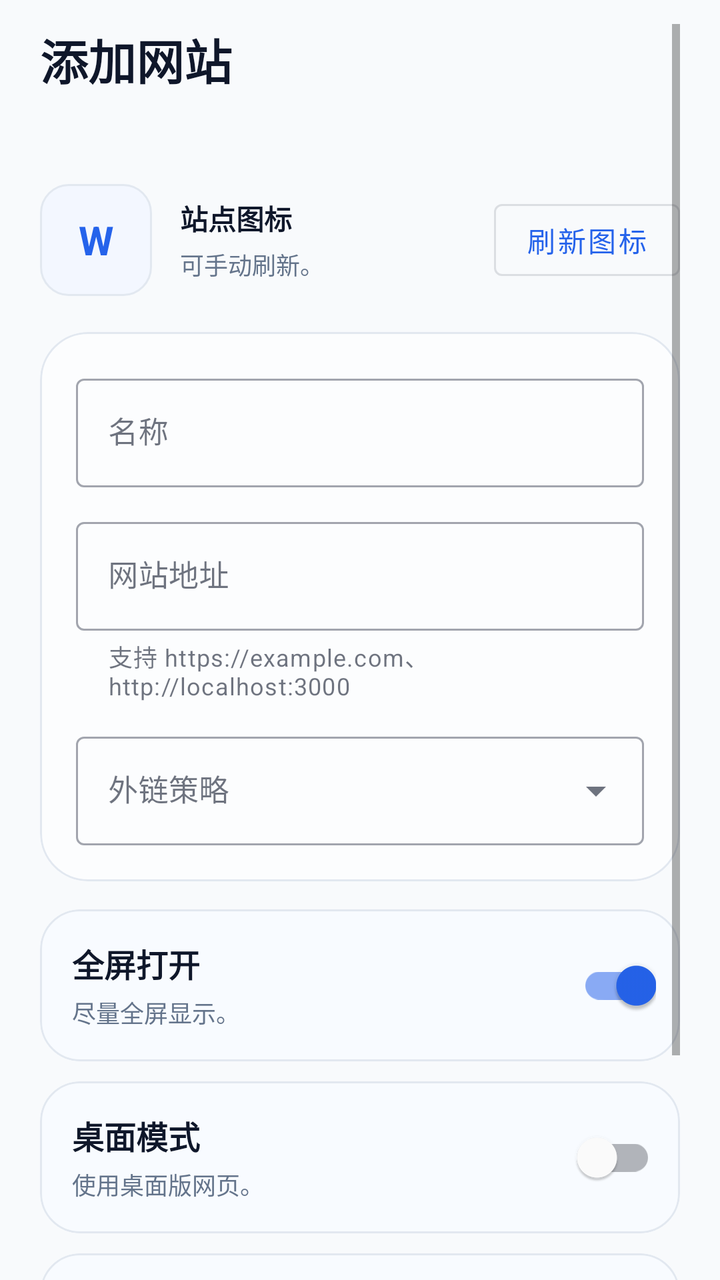
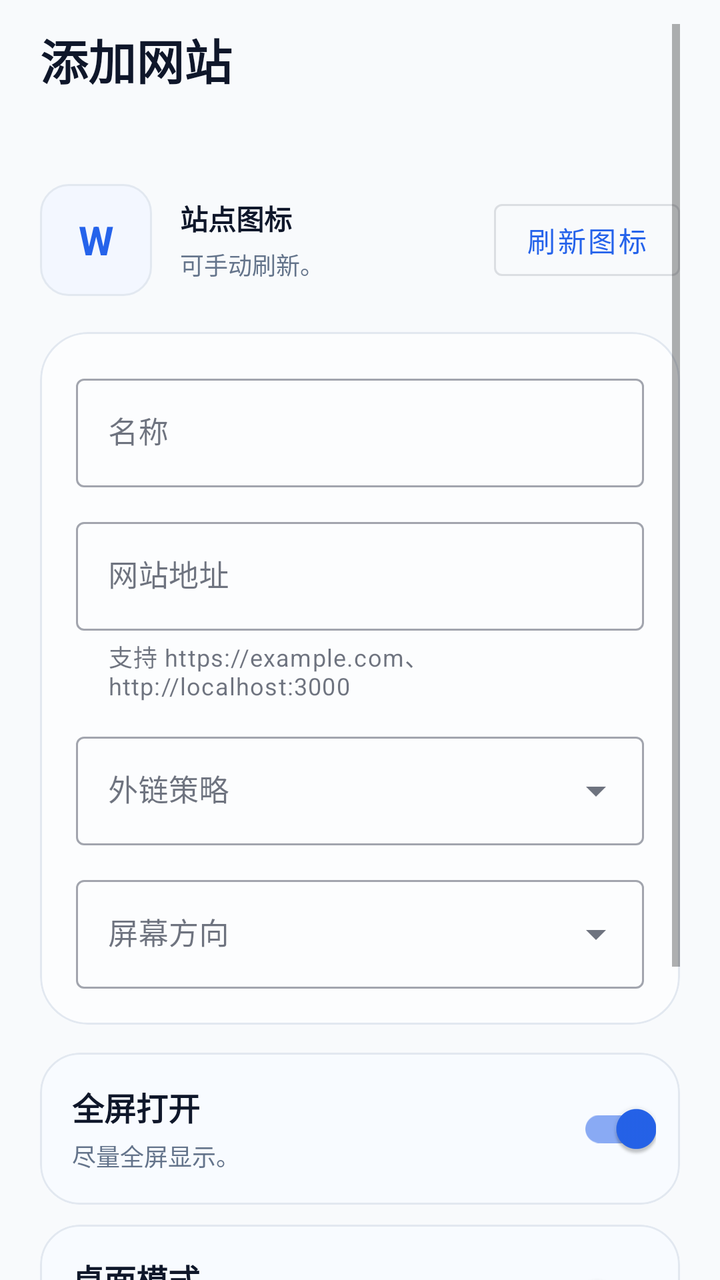

Two renders of the same Android screen: before a commit and after it. Below are the layout's source before the change and the commit's diff.
<!-- AndroidManifest.xml: activity theme Theme.JustWeb -->
<!-- res/layout/activity_edit_web_app.xml -->
<?xml version="1.0" encoding="utf-8"?>
<ScrollView xmlns:android="http://schemas.android.com/apk/res/android"
    xmlns:app="http://schemas.android.com/apk/res-auto"
    android:id="@+id/editRoot"
    android:layout_width="match_parent"
    android:layout_height="match_parent"
    android:background="@color/app_background"
    android:clipToPadding="false"
    android:fillViewport="true"
    android:paddingStart="20dp"
    android:paddingTop="12dp"
    android:paddingEnd="20dp"
    android:paddingBottom="12dp">

    <LinearLayout
        android:layout_width="match_parent"
        android:layout_height="wrap_content"
        android:orientation="vertical">

        <TextView
            android:id="@+id/textTitle"
            android:layout_width="match_parent"
            android:layout_height="wrap_content"
            android:text="添加网站"
            android:textColor="@color/text_primary"
            android:textSize="24sp"
            android:textStyle="bold" />

        <TextView
            android:id="@+id/textSubtitle"
            android:layout_width="match_parent"
            android:layout_height="wrap_content"
            android:layout_marginTop="6dp"
            android:text=""
            android:textColor="@color/text_secondary"
            android:textSize="14sp" />

        <LinearLayout
            android:layout_width="match_parent"
            android:layout_height="wrap_content"
            android:layout_marginTop="20dp"
            android:gravity="center_vertical"
            android:orientation="horizontal">

            <FrameLayout
                android:layout_width="56dp"
                android:layout_height="56dp"
                android:background="@drawable/bg_list_item">

                <ImageView
                    android:id="@+id/imageSiteIconPreview"
                    android:layout_width="match_parent"
                    android:layout_height="match_parent"
                    android:padding="8dp"
                    android:scaleType="centerCrop"
                    android:visibility="gone" />

                <TextView
                    android:id="@+id/textIconFallback"
                    android:layout_width="match_parent"
                    android:layout_height="match_parent"
                    android:gravity="center"
                    android:text="W"
                    android:textColor="@color/primary"
                    android:textSize="20sp"
                    android:textStyle="bold" />
            </FrameLayout>

            <LinearLayout
                android:layout_width="0dp"
                android:layout_height="wrap_content"
                android:layout_marginStart="14dp"
                android:layout_weight="1"
                android:orientation="vertical">

                <TextView
                    android:layout_width="match_parent"
                    android:layout_height="wrap_content"
                    android:text="站点图标"
                    android:textColor="@color/text_primary"
                    android:textSize="14sp"
                    android:textStyle="bold" />

                <TextView
                    android:id="@+id/textIconHint"
                    android:layout_width="match_parent"
                    android:layout_height="wrap_content"
                    android:layout_marginTop="4dp"
                    android:text="可手动刷新。"
                    android:textColor="@color/text_secondary"
                    android:textSize="12sp" />
            </LinearLayout>

            <com.google.android.material.button.MaterialButton
                android:id="@+id/btnRefreshIcon"
                style="?attr/materialButtonOutlinedStyle"
                android:layout_width="wrap_content"
                android:layout_height="wrap_content"
                android:text="刷新图标" />
        </LinearLayout>

        <com.google.android.material.card.MaterialCardView
            android:layout_width="match_parent"
            android:layout_height="wrap_content"
            android:layout_marginTop="18dp"
            app:cardBackgroundColor="@color/section_background"
            app:cardCornerRadius="24dp"
            app:cardElevation="0dp"
            app:strokeColor="@color/card_stroke"
            app:strokeWidth="1dp">

            <LinearLayout
                android:layout_width="match_parent"
                android:layout_height="wrap_content"
                android:orientation="vertical"
                android:padding="18dp">

                <com.google.android.material.textfield.TextInputLayout
                    android:id="@+id/layoutName"
                    style="@style/Widget.MaterialComponents.TextInputLayout.OutlinedBox"
                    android:layout_width="match_parent"
                    android:layout_height="wrap_content"
                    android:hint="名称">

                    <com.google.android.material.textfield.TextInputEditText
                        android:id="@+id/editName"
                        android:layout_width="match_parent"
                        android:layout_height="wrap_content"
                        android:inputType="textCapWords"
                        android:maxLines="1"
                        android:textSize="15sp" />
                </com.google.android.material.textfield.TextInputLayout>

                <com.google.android.material.textfield.TextInputLayout
                    android:id="@+id/layoutUrl"
                    style="@style/Widget.MaterialComponents.TextInputLayout.OutlinedBox"
                    android:layout_width="match_parent"
                    android:layout_height="wrap_content"
                    android:layout_marginTop="12dp"
                    android:hint="网站地址"
                    app:helperText="支持 https://example.com、http://localhost:3000">

                    <com.google.android.material.textfield.TextInputEditText
                        android:id="@+id/editUrl"
                        android:layout_width="match_parent"
                        android:layout_height="wrap_content"
                        android:inputType="textUri"
                        android:maxLines="1"
                        android:textSize="15sp" />
                </com.google.android.material.textfield.TextInputLayout>

                <com.google.android.material.textfield.TextInputLayout
                    android:layout_width="match_parent"
                    android:layout_height="wrap_content"
                    android:layout_marginTop="12dp"
                    android:hint="外链策略"
                    style="@style/Widget.MaterialComponents.TextInputLayout.OutlinedBox.ExposedDropdownMenu">

                    <AutoCompleteTextView
                        android:id="@+id/inputLinkPolicy"
                        android:layout_width="match_parent"
                        android:layout_height="wrap_content"
                        android:inputType="none"
                        android:textSize="15sp" />
                </com.google.android.material.textfield.TextInputLayout>
            </LinearLayout>
        </com.google.android.material.card.MaterialCardView>

        <com.google.android.material.card.MaterialCardView
            android:layout_width="match_parent"
            android:layout_height="wrap_content"
            android:layout_marginTop="14dp"
            app:cardBackgroundColor="@color/card_tint"
            app:cardCornerRadius="20dp"
            app:cardElevation="0dp"
            app:strokeColor="@color/card_stroke"
            app:strokeWidth="1dp">

            <LinearLayout
                android:layout_width="match_parent"
                android:layout_height="wrap_content"
                android:gravity="center_vertical"
                android:orientation="horizontal"
                android:paddingStart="16dp"
                android:paddingTop="14dp"
                android:paddingEnd="12dp"
                android:paddingBottom="14dp">

                <LinearLayout
                    android:layout_width="0dp"
                    android:layout_height="wrap_content"
                    android:layout_weight="1"
                    android:orientation="vertical">

                    <TextView
                        android:layout_width="match_parent"
                        android:layout_height="wrap_content"
                        android:text="全屏打开"
                        android:textColor="@color/text_primary"
                        android:textSize="16sp"
                        android:textStyle="bold" />

                    <TextView
                        android:layout_width="match_parent"
                        android:layout_height="wrap_content"
                        android:layout_marginTop="4dp"
                        android:text="尽量全屏显示。"
                        android:textColor="@color/text_secondary"
                        android:textSize="12sp" />
                </LinearLayout>

                <com.google.android.material.switchmaterial.SwitchMaterial
                    android:id="@+id/switchFullscreen"
                    android:layout_width="wrap_content"
                    android:layout_height="wrap_content"
                    android:checked="true" />
            </LinearLayout>
        </com.google.android.material.card.MaterialCardView>

        <com.google.android.material.card.MaterialCardView
            android:layout_width="match_parent"
            android:layout_height="wrap_content"
            android:layout_marginTop="10dp"
            app:cardBackgroundColor="@color/card_tint"
            app:cardCornerRadius="20dp"
            app:cardElevation="0dp"
            app:strokeColor="@color/card_stroke"
            app:strokeWidth="1dp">

            <LinearLayout
                android:layout_width="match_parent"
                android:layout_height="wrap_content"
                android:gravity="center_vertical"
                android:orientation="horizontal"
                android:paddingStart="16dp"
                android:paddingTop="14dp"
                android:paddingEnd="12dp"
                android:paddingBottom="14dp">

                <LinearLayout
                    android:layout_width="0dp"
                    android:layout_height="wrap_content"
                    android:layout_weight="1"
                    android:orientation="vertical">

                    <TextView
                        android:layout_width="match_parent"
                        android:layout_height="wrap_content"
                        android:text="桌面模式"
                        android:textColor="@color/text_primary"
                        android:textSize="16sp"
                        android:textStyle="bold" />

                    <TextView
                        android:layout_width="match_parent"
                        android:layout_height="wrap_content"
                        android:layout_marginTop="4dp"
                        android:text="使用桌面版网页。"
                        android:textColor="@color/text_secondary"
                        android:textSize="12sp" />
                </LinearLayout>

                <com.google.android.material.switchmaterial.SwitchMaterial
                    android:id="@+id/switchDesktopMode"
                    android:layout_width="wrap_content"
                    android:layout_height="wrap_content" />
            </LinearLayout>
        </com.google.android.material.card.MaterialCardView>

        <com.google.android.material.card.MaterialCardView
            android:layout_width="match_parent"
            android:layout_height="wrap_content"
            android:layout_marginTop="10dp"
            app:cardBackgroundColor="@color/card_tint"
            app:cardCornerRadius="20dp"
            app:cardElevation="0dp"
            app:strokeColor="@color/card_stroke"
            app:strokeWidth="1dp">

            <LinearLayout
                android:layout_width="match_parent"
                android:layout_height="wrap_content"
                android:gravity="center_vertical"
                android:orientation="horizontal"
                android:paddingStart="16dp"
                android:paddingTop="14dp"
                android:paddingEnd="12dp"
                android:paddingBottom="14dp">

                <LinearLayout
                    android:layout_width="0dp"
                    android:layout_height="wrap_content"
                    android:layout_weight="1"
                    android:orientation="vertical">

                    <TextView
                        android:layout_width="match_parent"
                        android:layout_height="wrap_content"
                        android:text="前台保持亮屏"
                        android:textColor="@color/text_primary"
                        android:textSize="16sp"
                        android:textStyle="bold" />

                    <TextView
                        android:layout_width="match_parent"
                        android:layout_height="wrap_content"
                        android:layout_marginTop="4dp"
                        android:text="打开时不熄屏。"
                        android:textColor="@color/text_secondary"
                        android:textSize="12sp" />
                </LinearLayout>

                <com.google.android.material.switchmaterial.SwitchMaterial
                    android:id="@+id/switchKeepScreenOn"
                    android:layout_width="wrap_content"
                    android:layout_height="wrap_content" />
            </LinearLayout>
        </com.google.android.material.card.MaterialCardView>

        <LinearLayout
            android:layout_width="match_parent"
            android:layout_height="wrap_content"
            android:layout_marginTop="20dp"
            android:gravity="end"
            android:orientation="horizontal">

            <com.google.android.material.button.MaterialButton
                android:id="@+id/btnCancel"
                style="?attr/materialButtonOutlinedStyle"
                android:layout_width="wrap_content"
                android:layout_height="wrap_content"
                android:insetTop="0dp"
                android:insetBottom="0dp"
                android:minHeight="42dp"
                android:text="取消" />

            <com.google.android.material.button.MaterialButton
                android:id="@+id/btnSave"
                android:layout_width="wrap_content"
                android:layout_height="wrap_content"
                android:layout_marginStart="10dp"
                android:insetTop="0dp"
                android:insetBottom="0dp"
                android:minHeight="42dp"
                android:text="保存" />
        </LinearLayout>
    </LinearLayout>

</ScrollView>
<!-- resources referenced by this layout -->
<resources>
  <color name="app_background">#F8FAFC</color>
  <color name="card_stroke">#E2E8F0</color>
  <color name="card_tint">#F8FBFF</color>
  <color name="primary">#2563EB</color>
  <color name="section_background">#FCFDFE</color>
  <color name="text_primary">#0F172A</color>
  <color name="text_secondary">#64748B</color>
  <!-- drawable bg_list_item (drawable) -->
  <?xml version="1.0" encoding="utf-8"?>
  <shape xmlns:android="http://schemas.android.com/apk/res/android"
      android:shape="rectangle">
      <solid android:color="@color/header_background" />
      <stroke
          android:width="1dp"
          android:color="@color/card_stroke" />
      <corners android:radius="14dp" />
  </shape>
  <style name="Theme.JustWeb" parent="Theme.MaterialComponents.DayNight.NoActionBar">
          <item name="colorPrimary">@color/primary</item>
          <item name="colorPrimaryVariant">@color/primary_dark</item>
          <item name="colorSecondary">@color/primary</item>
          <item name="colorSurface">@color/surface</item>
          <item name="android:colorBackground">@color/app_background</item>
          <item name="colorOnPrimary">@color/white</item>
          <item name="colorOnSurface">@color/text_primary</item>
          <item name="android:statusBarColor">@color/app_background</item>
          <item name="android:navigationBarColor">@color/app_background</item>
          <item name="android:windowBackground">@color/app_background</item>
          <item name="android:windowLightStatusBar">true</item>
          <item name="android:windowLightNavigationBar">true</item>
      </style>
  <color name="header_background">#F3F7FF</color>
  <color name="primary_dark">#1D4ED8</color>
  <color name="surface">#FFFFFFFF</color>
  <color name="white">#FFFFFFFF</color>
</resources>

<!-- the commit's change to res/layout/activity_edit_web_app.xml (unified diff, before → after) -->
@@ -163,6 +163,21 @@
                         android:inputType="none"
                         android:textSize="15sp" />
                 </com.google.android.material.textfield.TextInputLayout>
+
+                <com.google.android.material.textfield.TextInputLayout
+                    style="@style/Widget.MaterialComponents.TextInputLayout.OutlinedBox.ExposedDropdownMenu"
+                    android:layout_width="match_parent"
+                    android:layout_height="wrap_content"
+                    android:layout_marginTop="12dp"
+                    android:hint="屏幕方向">
+
+                    <AutoCompleteTextView
+                        android:id="@+id/inputScreenOrientation"
+                        android:layout_width="match_parent"
+                        android:layout_height="wrap_content"
+                        android:inputType="none"
+                        android:textSize="15sp" />
+                </com.google.android.material.textfield.TextInputLayout>
             </LinearLayout>
         </com.google.android.material.card.MaterialCardView>
 
